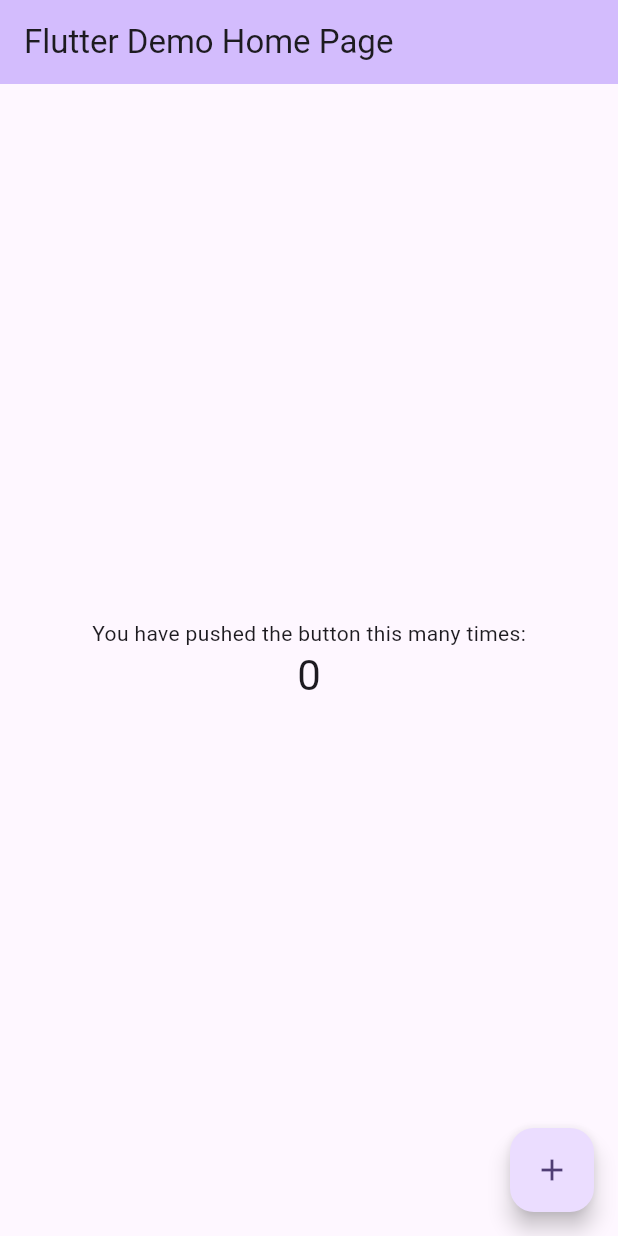
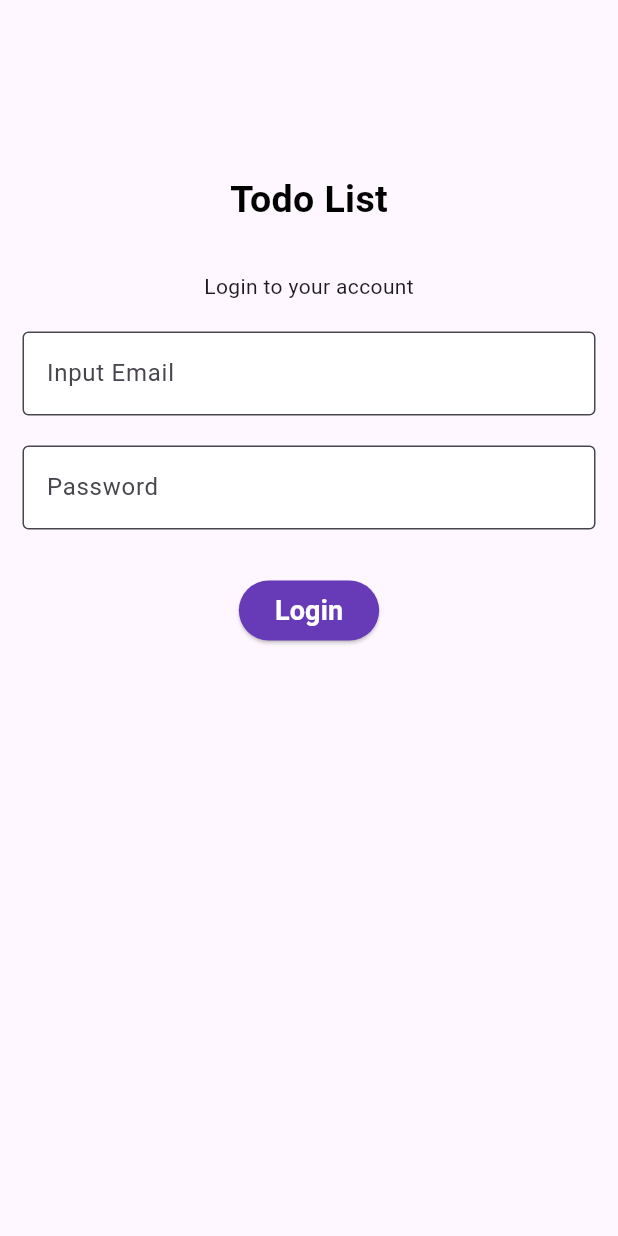
Before and after one commit to dira28/TodoList_App, a Flutter app: the screen it shows after launch, on a phone screen of 412 x 824 dp. Run offline on Flutter 3.47's test engine with Material 3 defaults, Android fonts, the phone set to English and light mode, and no system bars; our stand-ins replace get.

Commit message:
feat : [AN] login page

```diff
--- /dev/null
+++ b/lib/bindings/auth_binding.dart
@@ -0,0 +1,9 @@
+import 'package:get/get.dart';
+import 'package:todo_list/controllers/auth_controller.dart';
+
+class AuthBinding extends Bindings{
+  @override
+  void dependencies() {
+    Get.lazyPut<AuthController>(()=>AuthController());
+  }
+}
--- /dev/null
+++ b/lib/controllers/auth_controller.dart
@@ -0,0 +1,21 @@
+import 'package:flutter/material.dart';
+import 'package:get/get.dart';
+import 'package:todo_list/routes/routes.dart';
+
+class AuthController extends GetxController {
+  final emailController = TextEditingController();
+  final passwordController = TextEditingController();
+
+  void login() {
+    if (emailController.text == 'admin' &&
+        passwordController.text == 'admin') {
+           Get.offAllNamed(AppRoutes.dashboard);
+    } else {
+      Get.snackbar(
+        "Error",
+        "Email atau password salah",
+        snackPosition: SnackPosition.TOP,
+      );
+    }
+  }
+}
--- a/lib/main.dart
+++ b/lib/main.dart
@@ -1,4 +1,8 @@
 import 'package:flutter/material.dart';
+import 'package:get/get.dart';
+import 'package:get/get_navigation/get_navigation.dart';
+import 'package:todo_list/routes/pages.dart';
+import 'package:todo_list/routes/routes.dart';
 
 void main() {
   runApp(const MyApp());
@@ -10,113 +14,14 @@ class MyApp extends StatelessWidget {
   // This widget is the root of your application.
   @override
   Widget build(BuildContext context) {
-    return MaterialApp(
+    return GetMaterialApp(
       title: 'Flutter Demo',
       theme: ThemeData(
-        // This is the theme of your application.
-        //
-        // TRY THIS: Try running your application with "flutter run". You'll see
-        // the application has a purple toolbar. Then, without quitting the app,
-        // try changing the seedColor in the colorScheme below to Colors.green
-        // and then invoke "hot reload" (save your changes or press the "hot
-        // reload" button in a Flutter-supported IDE, or press "r" if you used
-        // the command line to start the app).
-        //
-        // Notice that the counter didn't reset back to zero; the application
-        // state is not lost during the reload. To reset the state, use hot
-        // restart instead.
-        //
-        // This works for code too, not just values: Most code changes can be
-        // tested with just a hot reload.
         colorScheme: ColorScheme.fromSeed(seedColor: Colors.deepPurple),
+        useMaterial3: true,
       ),
-      home: const MyHomePage(title: 'Flutter Demo Home Page'),
+      initialRoute: AppRoutes.login,
+      getPages: AppPages.pages,
     );
   }
 }
-
-class MyHomePage extends StatefulWidget {
-  const MyHomePage({super.key, required this.title});
-
-  // This widget is the home page of your application. It is stateful, meaning
-  // that it has a State object (defined below) that contains fields that affect
-  // how it looks.
-
-  // This class is the configuration for the state. It holds the values (in this
-  // case the title) provided by the parent (in this case the App widget) and
-  // used by the build method of the State. Fields in a Widget subclass are
-  // always marked "final".
-
-  final String title;
-
-  @override
-  State<MyHomePage> createState() => _MyHomePageState();
-}
-
-class _MyHomePageState extends State<MyHomePage> {
-  int _counter = 0;
-
-  void _incrementCounter() {
-    setState(() {
-      // This call to setState tells the Flutter framework that something has
-      // changed in this State, which causes it to rerun the build method below
-      // so that the display can reflect the updated values. If we changed
-      // _counter without calling setState(), then the build method would not be
-      // called again, and so nothing would appear to happen.
-      _counter++;
-    });
-  }
-
-  @override
-  Widget build(BuildContext context) {
-    // This method is rerun every time setState is called, for instance as done
-    // by the _incrementCounter method above.
-    //
-    // The Flutter framework has been optimized to make rerunning build methods
-    // fast, so that you can just rebuild anything that needs updating rather
-    // than having to individually change instances of widgets.
-    return Scaffold(
-      appBar: AppBar(
-        // TRY THIS: Try changing the color here to a specific color (to
-        // Colors.amber, perhaps?) and trigger a hot reload to see the AppBar
-        // change color while the other colors stay the same.
-        backgroundColor: Theme.of(context).colorScheme.inversePrimary,
-        // Here we take the value from the MyHomePage object that was created by
-        // the App.build method, and use it to set our appbar title.
-        title: Text(widget.title),
-      ),
-      body: Center(
-        // Center is a layout widget. It takes a single child and positions it
-        // in the middle of the parent.
-        child: Column(
-          // Column is also a layout widget. It takes a list of children and
-          // arranges them vertically. By default, it sizes itself to fit its
-          // children horizontally, and tries to be as tall as its parent.
-          //
-          // Column has various properties to control how it sizes itself and
-          // how it positions its children. Here we use mainAxisAlignment to
-          // center the children vertically; the main axis here is the vertical
-          // axis because Columns are vertical (the cross axis would be
-          // horizontal).
-          //
-          // TRY THIS: Invoke "debug painting" (choose the "Toggle Debug Paint"
-          // action in the IDE, or press "p" in the console), to see the
-          // wireframe for each widget.
-          mainAxisAlignment: MainAxisAlignment.center,
-          children: <Widget>[
-            const Text('You have pushed the button this many times:'),
-            Text(
-              '$_counter',
-              style: Theme.of(context).textTheme.headlineMedium,
-            ),
-          ],
-        ),
-      ),
-      floatingActionButton: FloatingActionButton(
-        onPressed: _incrementCounter,
-        tooltip: 'Increment',
-        child: const Icon(Icons.add),
-      ), // This trailing comma makes auto-formatting nicer for build methods.
-    );
-  }
-}
--- /dev/null
+++ b/lib/pages/dashboard_page.dart
@@ -0,0 +1,10 @@
+import 'package:flutter/widgets.dart';
+
+class DashboardPage extends StatelessWidget {
+  const DashboardPage({super.key});
+
+  @override
+  Widget build(BuildContext context) {
+    return const Placeholder();
+  }
+}
--- /dev/null
+++ b/lib/pages/login_page.dart
@@ -0,0 +1,70 @@
+import 'package:flutter/material.dart';
+import 'package:todo_list/controllers/auth_controller.dart';
+import 'package:todo_list/widgets/widget_button.dart';
+import 'package:todo_list/widgets/widget_textfield.dart';
+import 'package:get/get.dart';
+
+class LoginPage extends StatelessWidget {
+  LoginPage({super.key});
+
+  final authController = Get.find<AuthController>();
+
+  @override
+  Widget build(BuildContext context) {
+    return Scaffold(
+      // appBar: AppBar(
+      //   backgroundColor: Colors.deepPurple,
+      //   title: Text(
+      //     "Login Page",
+      //     style: TextStyle(fontSize: 25, color: (Colors.white)),
+      //   ),
+      // ),
+
+      body: Container(
+        margin: EdgeInsets.all(15),
+        child: Column(
+          crossAxisAlignment: CrossAxisAlignment.start,
+          children: [
+            SizedBox(height: 100),
+
+            Center(
+              child: Text(
+                "Todo List",
+                style: TextStyle(
+                  fontSize: 25,
+                  color: (Colors.black),
+                  fontWeight: FontWeight.bold,
+                ),
+              ),
+            ),
+            SizedBox(height: 30),
+
+            Center(child: Text("Login to your account")),
+            Container(
+              margin: EdgeInsets.only(top: 20, bottom: 20),
+              child: CustomTextField(
+                textEditingController: authController.emailController,
+                hintText: "Input Email",
+              ),
+            ),
+            CustomTextField(
+              textEditingController: authController.passwordController,
+              hintText: "Password",
+              obscureText: true,
+            ),
+            Container(
+              margin: EdgeInsets.only(top: 30),
+              child: Center(
+                child: CustomButton(
+                  text: "Login",
+                  textColor: Colors.white,
+                  onPressed: () => authController.login()
+                ),
+              ),
+            ),
+          ],
+        ),
+      ),
+    );
+  }
+}
--- /dev/null
+++ b/lib/routes/pages.dart
@@ -0,0 +1,20 @@
+import 'package:get/route_manager.dart';
+import 'package:todo_list/bindings/auth_binding.dart';
+import 'package:todo_list/pages/dashboard_page.dart';
+import 'package:todo_list/pages/login_page.dart';
+import 'package:todo_list/routes/routes.dart';
+
+class AppPages {
+  static final pages = [
+    GetPage(
+      name: AppRoutes.login,
+      page: () => LoginPage(),
+      binding: AuthBinding(),
+    ),
+    GetPage(
+      name: AppRoutes.dashboard,
+      page: () => DashboardPage(),
+      // binding: AuthBinding(),
+    ),
+  ];
+}
--- /dev/null
+++ b/lib/routes/routes.dart
@@ -0,0 +1,4 @@
+class AppRoutes{
+  static const String login = "/login";
+  static const String dashboard = "/dashboard";
+}
--- /dev/null
+++ b/lib/widgets/widget_button.dart
@@ -0,0 +1,30 @@
+import 'package:flutter/material.dart';
+
+class CustomButton extends StatelessWidget {
+  final String text;
+  final Color textColor;
+  final VoidCallback onPressed;
+
+  const CustomButton({
+    super.key,
+    required this.text,
+    required this.textColor,
+    required this.onPressed,
+  });
+
+  @override
+  Widget build(BuildContext context) {
+    return ElevatedButton(
+      onPressed: onPressed,
+      style: ElevatedButton.styleFrom(backgroundColor: Colors.deepPurple),
+      child: Text(
+        text,
+        style: TextStyle(
+          color: textColor,
+          fontSize: 18,
+          fontWeight: FontWeight.bold,
+        ),
+      ),
+    );
+  }
+}
--- /dev/null
+++ b/lib/widgets/widget_textfield.dart
@@ -0,0 +1,29 @@
+import 'package:flutter/material.dart';
+
+class CustomTextField extends StatelessWidget {
+  final TextEditingController textEditingController;
+  final String hintText;
+  final bool obscureText;
+
+  const CustomTextField({
+    super.key,
+    required this.textEditingController,
+    required this.hintText,
+    this.obscureText = false,
+  });
+
+  @override
+  Widget build(BuildContext context) {
+    return TextField(
+      controller: textEditingController,
+      obscureText: obscureText,
+      decoration: InputDecoration(
+        hintText: hintText,
+        labelStyle: TextStyle(color: Colors.black),
+        filled: true,
+        fillColor: Colors.white,
+        border: OutlineInputBorder(),
+      ),
+    );
+  }
+}
--- a/pubspec.yaml
+++ b/pubspec.yaml
@@ -34,6 +34,7 @@ dependencies:
   # The following adds the Cupertino Icons font to your application.
   # Use with the CupertinoIcons class for iOS style icons.
   cupertino_icons: ^1.0.8
+  get: ^4.7.2
 
 dev_dependencies:
   flutter_test:
```
Also changed, not shown: pubspec.lock.
